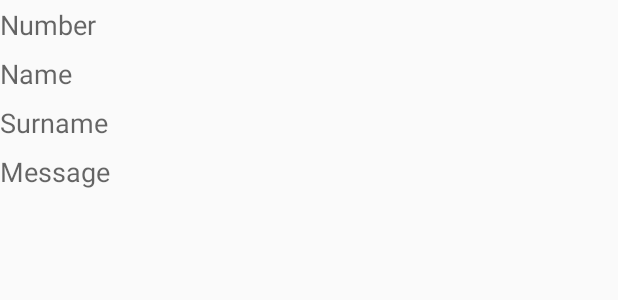
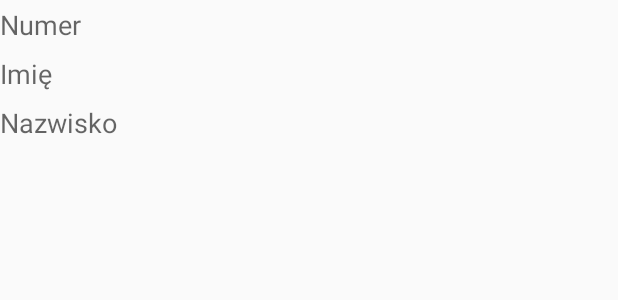
Before and after one commit to krykra7/FallingDetector, an Android app: the layout activity_contact_dialog_form.xml on its own in the app's theme, with its tools: preview values and no code run, on a phone screen of 412 x 824 dp. Shown: the top 300 px of the screen. Run offline under Robolectric (Android 15) with nearby library versions, the phone set to English and light mode, and no system bars.

Commit message:
upgraded algorithm, changed UI

```diff
--- a/app/src/main/java/krawczyk/krystian/fallingdetector/data/DetectorContract.java
+++ b/app/src/main/java/krawczyk/krystian/fallingdetector/data/DetectorContract.java
@@ -20,7 +20,6 @@ public class DetectorContract {
         public static final String COLUMN_NUMBER = "number";
         public static final String COLUMN_NAME = "name";
         public static final String COLUMN_SURNAME = "surname";
-        public static final String COLUMN_MESSAGE = "message";
         public static final String COLUMN_SELECTED = "selected";
     }
 }
--- a/app/src/main/java/krawczyk/krystian/fallingdetector/data/DetectorDbHelper.java
+++ b/app/src/main/java/krawczyk/krystian/fallingdetector/data/DetectorDbHelper.java
@@ -21,7 +21,6 @@ public class DetectorDbHelper extends SQLiteOpenHelper {
                         DetectorContract.DetectorEntry.COLUMN_NUMBER + " INT NOT NULL ON CONFLICT REPLACE, " +
                         DetectorContract.DetectorEntry.COLUMN_NAME + " TEXT, " +
                         DetectorContract.DetectorEntry.COLUMN_SURNAME + " TEXT, " +
-                        DetectorContract.DetectorEntry.COLUMN_MESSAGE + " TEXT NOT NULL, " +
                         DetectorContract.DetectorEntry.COLUMN_SELECTED + " INTEGER NOT NULL)";
 
         database.execSQL(SQL_CREATE_DETECTOR_TABLE);
--- /dev/null
+++ b/app/src/main/res/drawable/horizontal_divider.xml
@@ -0,0 +1,5 @@
+<?xml version="1.0" encoding="utf-8"?>
+<shape xmlns:android="http://schemas.android.com/apk/res/android">
+    <size android:height="1dp"/>
+    <solid android:color="#2e7d32"/>
+</shape>
--- a/app/src/main/res/layout/activity_contact.xml
+++ b/app/src/main/res/layout/activity_contact.xml
@@ -29,6 +29,7 @@
         android:layout_height="wrap_content"
         android:layout_gravity="bottom|end"
         android:layout_margin="@dimen/fab_margin"
+        android:tint="@android:color/white"
         app:srcCompat="@android:drawable/ic_input_add"/>
 
 </android.support.design.widget.CoordinatorLayout>
--- a/app/src/main/res/layout/activity_contact_dialog_form.xml
+++ b/app/src/main/res/layout/activity_contact_dialog_form.xml
@@ -37,15 +37,4 @@
         android:inputType="text"
         android:textSize="@dimen/form_item_text_size"/>
 
-    <EditText
-        android:id="@+id/et_message_field"
-        android:layout_width="wrap_content"
-        android:layout_height="wrap_content"
-        android:layout_marginBottom="@dimen/form_item_spacing"
-        android:layout_marginTop="@dimen/form_item_spacing"
-        android:background="@android:color/transparent"
-        android:hint="@string/contact_dialog_message"
-        android:inputType="text"
-        android:textSize="@dimen/form_item_text_size"/>
-
 </LinearLayout>
--- a/app/src/main/res/layout/contact_list_item.xml
+++ b/app/src/main/res/layout/contact_list_item.xml
@@ -2,13 +2,15 @@
 <LinearLayout xmlns:android="http://schemas.android.com/apk/res/android"
               android:layout_width="match_parent"
               android:layout_height="wrap_content"
+              android:paddingBottom="@dimen/form_item_spacing"
+              android:paddingTop="@dimen/form_item_spacing"
               android:orientation="horizontal">
 
     <LinearLayout
         android:layout_width="wrap_content"
         android:layout_height="wrap_content"
+        android:layout_gravity="center_vertical"
         android:layout_weight="1"
-        android:layout_gravity="center_vertical"
         android:orientation="vertical">
 
         <TextView
--- a/app/src/main/res/values/colors.xml
+++ b/app/src/main/res/values/colors.xml
@@ -1,8 +1,8 @@
 <?xml version="1.0" encoding="utf-8"?>
 <resources>
-    <color name="colorPrimary">#3F51B5</color>
-    <color name="colorPrimaryDark">#303F9F</color>
-    <color name="colorAccent">#FF4081</color>
-    <color name="colorSelectedContact">#FBFFCA</color>
-    <color name="colorDefaultBackground">#EEEEEE</color>
+    <color name="colorPrimary">#18af2a</color>
+    <color name="colorPrimaryDark">#2e7d32</color>
+    <color name="colorAccent">#18af2a</color>
+    <color name="colorSelectedContact">#009688</color>
+    <color name="colorDefaultBackground">#FAFAFA</color>
 </resources>
--- a/app/src/main/res/values/strings.xml
+++ b/app/src/main/res/values/strings.xml
@@ -1,17 +1,18 @@
 <resources>
-    <string name="app_name">FallingDetector</string>
-    <string name="title_activity_contact">ContactActivity</string>
+    <string name="app_name">Detektor Upadku</string>
+    <string name="title_activity_contact">Lista Kontaktów</string>
     <string name="activity_main_contacts">Contacts</string>
+    <string name="basic_fall_message">Wywinąłem orła\n</string>
 
     <!--Contacts dialog-->
-    <string name="contact_dialog_number">Number</string>
-    <string name="contact_dialog_name">Name</string>
-    <string name="contact_dialog_surname">Surname</string>
-    <string name="contact_dialog_message">Message</string>
-    <string name="contact_dialog_title">Add Contact</string>
-    <string name="contact_dialog_submit_text">Add</string>
-    <string name="contact_dialog_cancel_text">Cancel</string>
+    <string name="contact_dialog_number">Numer</string>
+    <string name="contact_dialog_name">Imię</string>
+    <string name="contact_dialog_surname">Nazwisko</string>
+    <string name="contact_dialog_title">Dodaj kontakt</string>
+    <string name="contact_dialog_submit_text">Dodaj</string>
+    <string name="contact_dialog_cancel_text">Anuluj</string>
 
     <!--Location Provider-->
     <string name="location_service_geocoder">Could not connect to geocoder</string>
+    <string name="main_activity_content_description">Main activity image</string>
 </resources>
```
Also changed, not shown: app/src/main/java/krawczyk/krystian/fallingdetector/ContactActivity.java (+12 -5 lines), app/src/main/java/krawczyk/krystian/fallingdetector/service/DetectorService.java (+53 -15 lines), app/src/main/res/layout/activity_main.xml (+14 -3 lines), app/src/main/android_image-web.png (added), app/src/main/res/mipmap-hdpi/android_image.png (added), app/src/main/res/mipmap-mdpi/android_image.png (added), app/src/main/res/mipmap-xhdpi/android_image.png (added), app/src/main/res/mipmap-xxhdpi/android_image.png (added), app/src/main/res/mipmap-xxxhdpi/android_image.png (added).
